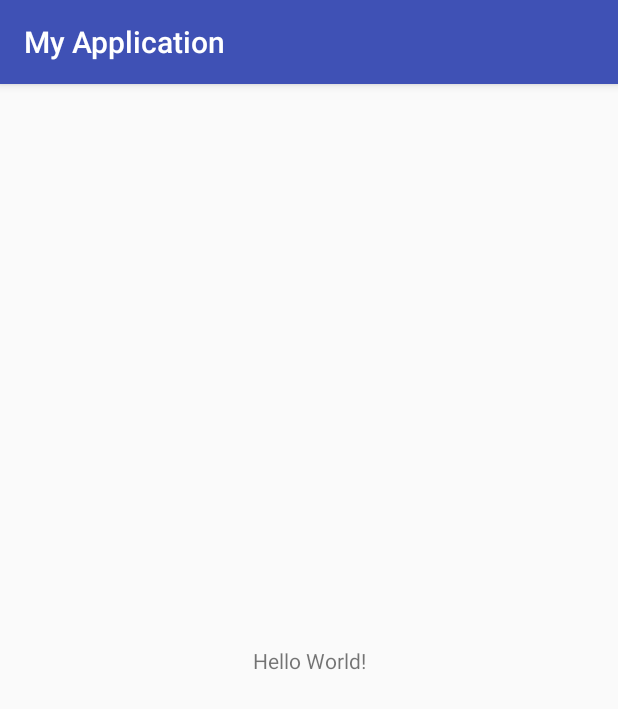
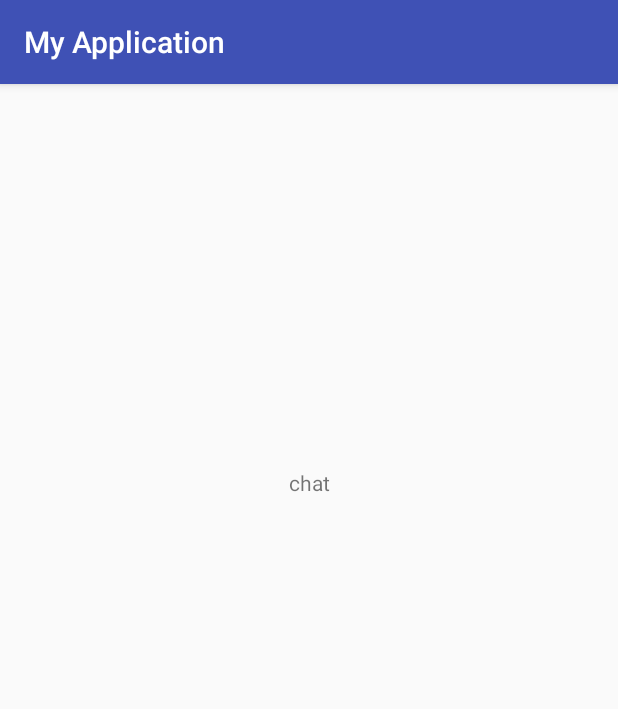
Before and after one commit to tiffanywu0313/Telecare, an Android app: the screen it shows after launch (MainActivity), on a phone screen of 412 x 824 dp. Shown: the top 709 px of the screen. Run offline under Robolectric (Android 15) with nearby library versions, the phone set to English and light mode, and no system bars.

Commit message:
pushed base fragment

```diff
--- /dev/null
+++ b/app/src/main/java/hackhealth2018/myapplication/BaseActivity.java
@@ -0,0 +1,46 @@
+package hackhealth2018.myapplication;
+
+import android.os.Bundle;
+import android.support.v4.app.Fragment;
+import android.support.v4.app.FragmentTransaction;
+import android.support.v7.app.AppCompatActivity;
+import android.widget.Toast;
+
+public abstract class BaseActivity extends AppCompatActivity implements BaseFragment.BasicFragmentInteractor {
+    protected Fragment mCurrentVisibleFragment;
+
+    protected void replaceFragment(int activityContainerId, Fragment fragment) {
+        replaceFragment(activityContainerId, fragment, null);
+    }
+
+    protected void replaceFragment(int activityContainerId, Fragment fragment, String backstackTag) {
+        replaceFragment(activityContainerId, fragment, backstackTag, null);
+    }
+
+    protected void replaceFragment(int activityContainerId, Fragment fragment, String backstackTag, Bundle args) {
+        FragmentTransaction fragmentTransaction = getSupportFragmentManager().beginTransaction();
+        //TODO add fun animations
+        if (args != null) {
+            fragment.setArguments(args);
+        }
+        if (backstackTag != null)
+            fragmentTransaction.addToBackStack(backstackTag);
+        fragmentTransaction.replace(activityContainerId, fragment).commit();
+        mCurrentVisibleFragment = fragment;
+    }
+
+    @Override
+    public void showToast(int res, int duration) {
+        Toast.makeText(this, getString(res), duration).show();
+    }
+
+    @Override
+    public void showToast(String message, int duration) {
+        Toast.makeText(this, message, duration).show();
+    }
+
+    @Override
+    public void uiChangeOnUiThread(Runnable uiRunnable) {
+        runOnUiThread(uiRunnable);
+    }
+}
--- /dev/null
+++ b/app/src/main/java/hackhealth2018/myapplication/BaseFragment.java
@@ -0,0 +1,51 @@
+package hackhealth2018.myapplication;
+
+import android.content.Context;
+import android.os.Bundle;
+import android.support.v4.app.Fragment;
+import android.widget.Toast;
+
+public class BaseFragment extends Fragment {
+    protected static final String TAG = BaseFragment.class.getSimpleName();
+    private BasicFragmentInteractor mFragmentInteractor;
+    protected Context mContext;
+
+    @Override
+    public void onAttach(Context context) {
+        super.onAttach(context);
+        mContext = context;
+
+        if (context instanceof BasicFragmentInteractor) {
+            mFragmentInteractor = (BasicFragmentInteractor) context;
+        } else {
+            throw new RuntimeException("Activity does not implement BasicFragmentInteractor");
+        }
+    }
+
+    @Override
+    public void onCreate(Bundle savedInstanceState) {
+        super.onCreate(savedInstanceState);
+    }
+
+    protected void showToast(String message) {
+        showToast(message, Toast.LENGTH_LONG);
+    }
+
+    protected void showToast(String message, int length) {
+        mFragmentInteractor.showToast(message, length);
+    }
+
+    protected void showToast(int messageRes, int length) {
+        mFragmentInteractor.showToast(messageRes, length);
+    }
+
+    protected void runOnUiThread(Runnable runnable) {
+        mFragmentInteractor.uiChangeOnUiThread(runnable);
+    }
+
+    public interface BasicFragmentInteractor {
+        void showToast(int res, int duration);
+        void showToast(String message, int duration);
+        void uiChangeOnUiThread(Runnable uiRunnable);
+    }
+}
--- a/app/src/main/java/hackhealth2018/myapplication/MainActivity.java
+++ b/app/src/main/java/hackhealth2018/myapplication/MainActivity.java
@@ -1,13 +1,21 @@
 package hackhealth2018.myapplication;
 
-import android.support.v7.app.AppCompatActivity;
 import android.os.Bundle;
+import android.support.v4.app.Fragment;
 
-public class MainActivity extends AppCompatActivity {
+import hackhealth2018.myapplication.chatSession.ChatFragment;
+import hackhealth2018.myapplication.chatSession.DataFragment;
+
+public class MainActivity extends BaseActivity {
 
     @Override
     protected void onCreate(Bundle savedInstanceState) {
         super.onCreate(savedInstanceState);
         setContentView(R.layout.activity_main);
+
+        Fragment chatFragment = ChatFragment.newInstance();
+        Fragment dataFragment = DataFragment.newInstance();
+        replaceFragment(R.id.frame_tokbox, chatFragment);
+        replaceFragment(R.id.frame_data, dataFragment);
     }
 }
--- /dev/null
+++ b/app/src/main/java/hackhealth2018/myapplication/chatSession/ChatFragment.java
@@ -0,0 +1,35 @@
+package hackhealth2018.myapplication.chatSession;
+
+import android.content.Context;
+import android.os.Bundle;
+import android.support.v4.app.Fragment;
+import android.view.LayoutInflater;
+import android.view.View;
+import android.view.ViewGroup;
+
+import hackhealth2018.myapplication.BaseFragment;
+import hackhealth2018.myapplication.R;
+
+public class ChatFragment extends BaseFragment {
+
+    public static Fragment newInstance() {
+        Bundle bundle = new Bundle();
+        Fragment chatFragment = new ChatFragment();
+        chatFragment.setArguments(bundle);
+        return chatFragment;
+    }
+
+    @Override
+    public void onAttach(Context context) {
+        super.onAttach(context);
+    }
+
+    @Override
+    public View onCreateView(LayoutInflater inflater, ViewGroup container,
+                             Bundle savedInstanceState) {
+        // Inflate the layout for this fragment
+        View view = inflater.inflate(R.layout.fragment_chat_video, container, false);
+
+        return view;
+    }
+}
--- /dev/null
+++ b/app/src/main/java/hackhealth2018/myapplication/chatSession/DataFragment.java
@@ -0,0 +1,35 @@
+package hackhealth2018.myapplication.chatSession;
+
+import android.content.Context;
+import android.os.Bundle;
+import android.support.v4.app.Fragment;
+import android.view.LayoutInflater;
+import android.view.View;
+import android.view.ViewGroup;
+
+import hackhealth2018.myapplication.BaseFragment;
+import hackhealth2018.myapplication.R;
+
+public class DataFragment extends BaseFragment {
+    public static Fragment newInstance() {
+        Bundle bundle = new Bundle();
+        Fragment dataFragment = new DataFragment();
+        dataFragment.setArguments(bundle);
+        return dataFragment;
+    }
+
+    @Override
+    public void onAttach(Context context) {
+        super.onAttach(context);
+    }
+
+    @Override
+    public View onCreateView(LayoutInflater inflater, ViewGroup container,
+                             Bundle savedInstanceState) {
+        // Inflate the layout for this fragment
+        View view = inflater.inflate(R.layout.fragment_chat_data, container, false);
+
+        return view;
+    }
+
+}
--- a/app/src/main/res/layout/activity_main.xml
+++ b/app/src/main/res/layout/activity_main.xml
@@ -6,13 +6,26 @@
     android:layout_height="match_parent"
     tools:context="hackhealth2018.myapplication.MainActivity">
 
-    <TextView
-        android:layout_width="wrap_content"
-        android:layout_height="wrap_content"
-        android:text="Hello World!"
+    <FrameLayout
+        android:id="@+id/frame_tokbox"
+        android:layout_width="368dp"
+        android:layout_height="344dp"
+        app:layout_constraintBottom_toTopOf="@+id/frame_data"
+        app:layout_constraintEnd_toEndOf="parent"
+        app:layout_constraintHorizontal_bias="0.5"
+        app:layout_constraintStart_toStartOf="parent"
+        app:layout_constraintTop_toTopOf="parent">
+
+    </FrameLayout>
+
+    <FrameLayout
+        android:id="@+id/frame_data"
+        android:layout_width="368dp"
+        android:layout_height="143dp"
         app:layout_constraintBottom_toBottomOf="parent"
-        app:layout_constraintLeft_toLeftOf="parent"
-        app:layout_constraintRight_toRightOf="parent"
-        app:layout_constraintTop_toTopOf="parent" />
+        app:layout_constraintEnd_toEndOf="parent"
+        app:layout_constraintStart_toStartOf="parent"
+        app:layout_constraintTop_toBottomOf="@+id/frame_tokbox">
 
+    </FrameLayout>
 </android.support.constraint.ConstraintLayout>
--- /dev/null
+++ b/app/src/main/res/layout/fragment_chat_data.xml
@@ -0,0 +1,22 @@
+<?xml version="1.0" encoding="utf-8"?>
+<android.support.constraint.ConstraintLayout
+    xmlns:android="http://schemas.android.com/apk/res/android"
+    xmlns:app="http://schemas.android.com/apk/res-auto"
+    xmlns:tools="http://schemas.android.com/tools"
+    android:layout_width="match_parent"
+    android:layout_height="match_parent">
+
+    <TextView
+        android:id="@+id/text_chat_hello"
+        android:layout_width="wrap_content"
+        android:layout_height="wrap_content"
+        android:layout_marginBottom="247dp"
+        android:layout_marginEnd="163dp"
+        android:layout_marginStart="163dp"
+        android:layout_marginTop="245dp"
+        android:text="Data"
+        app:layout_constraintBottom_toBottomOf="parent"
+        app:layout_constraintEnd_toEndOf="parent"
+        app:layout_constraintStart_toStartOf="parent"
+        app:layout_constraintTop_toTopOf="parent" />
+</android.support.constraint.ConstraintLayout>
--- /dev/null
+++ b/app/src/main/res/layout/fragment_chat_video.xml
@@ -0,0 +1,22 @@
+<?xml version="1.0" encoding="utf-8"?>
+<android.support.constraint.ConstraintLayout
+    xmlns:android="http://schemas.android.com/apk/res/android"
+    xmlns:app="http://schemas.android.com/apk/res-auto"
+    xmlns:tools="http://schemas.android.com/tools"
+    android:layout_width="match_parent"
+    android:layout_height="match_parent">
+
+    <TextView
+        android:id="@+id/text_chat"
+        android:layout_width="wrap_content"
+        android:layout_height="wrap_content"
+        android:layout_marginBottom="8dp"
+        android:layout_marginEnd="8dp"
+        android:layout_marginStart="8dp"
+        android:layout_marginTop="8dp"
+        android:text="chat"
+        app:layout_constraintBottom_toBottomOf="parent"
+        app:layout_constraintEnd_toEndOf="parent"
+        app:layout_constraintStart_toStartOf="parent"
+        app:layout_constraintTop_toTopOf="parent" />
+</android.support.constraint.ConstraintLayout>
```
